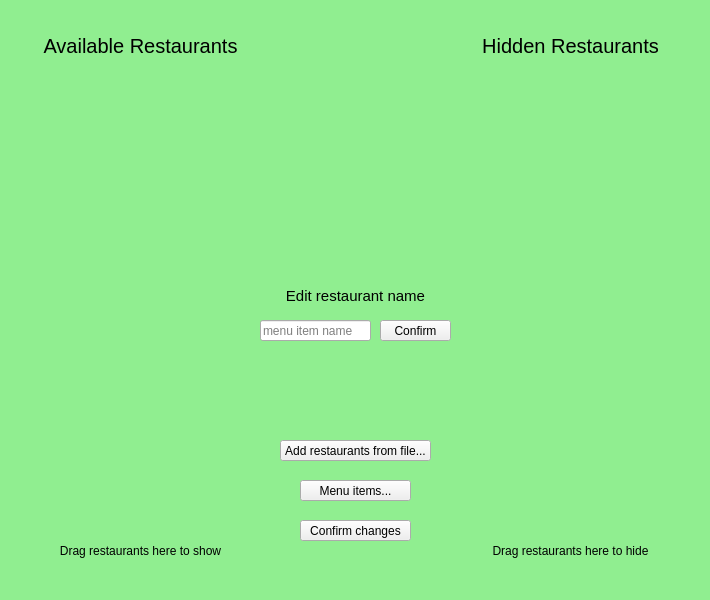
This is src/views/adminview.ui in fast-food-finder-associates/FastFoodFinder as Qt 5 draws it before an edit. The edited form follows.
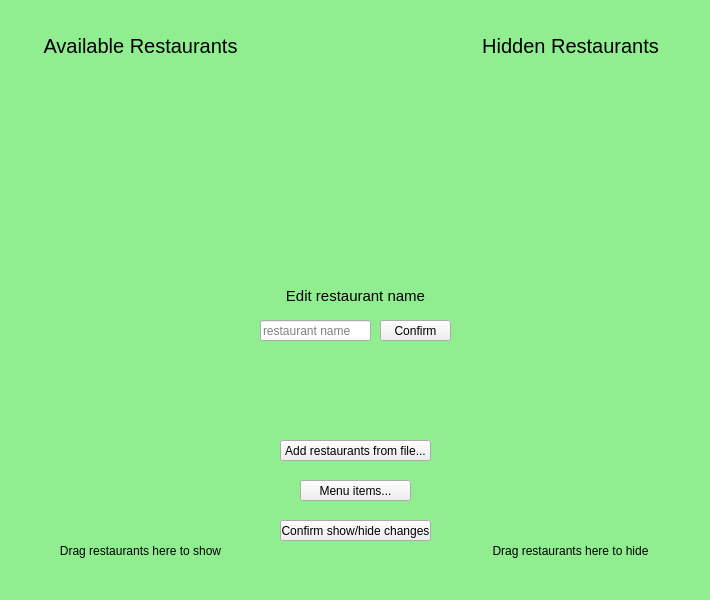
This is the edited form.

Diff of the .ui file:
```diff
--- a/src/views/adminview.ui
+++ b/src/views/adminview.ui
@@ -42,14 +42,14 @@
     <widget class="QPushButton" name="pushButton_confirmRestChanges">
      <property name="geometry">
       <rect>
-       <x>300</x>
+       <x>280</x>
        <y>520</y>
-       <width>111</width>
+       <width>151</width>
        <height>21</height>
       </rect>
      </property>
      <property name="text">
-      <string>Confirm changes</string>
+      <string>Confirm show/hide changes</string>
      </property>
     </widget>
     <widget class="QWidget" name="widget_restListHidden" native="true">
@@ -181,7 +181,7 @@
       </rect>
      </property>
      <property name="placeholderText">
-      <string>menu item name</string>
+      <string>restaurant name</string>
      </property>
     </widget>
     <widget class="QLabel" name="label_restEdit">
```
